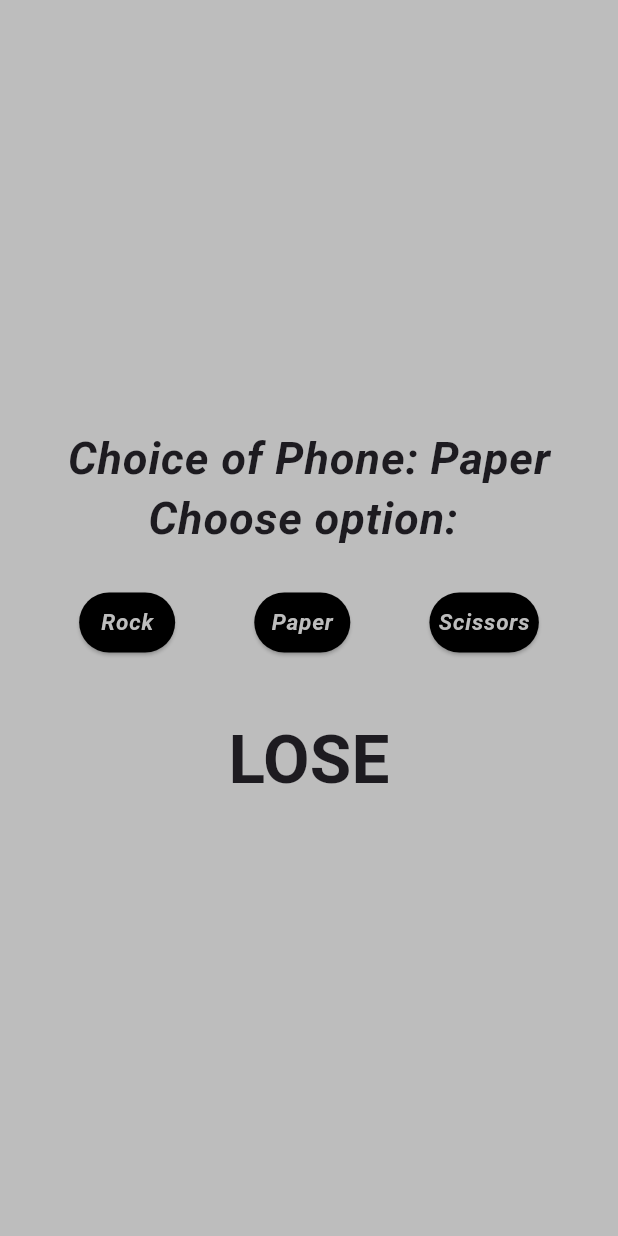
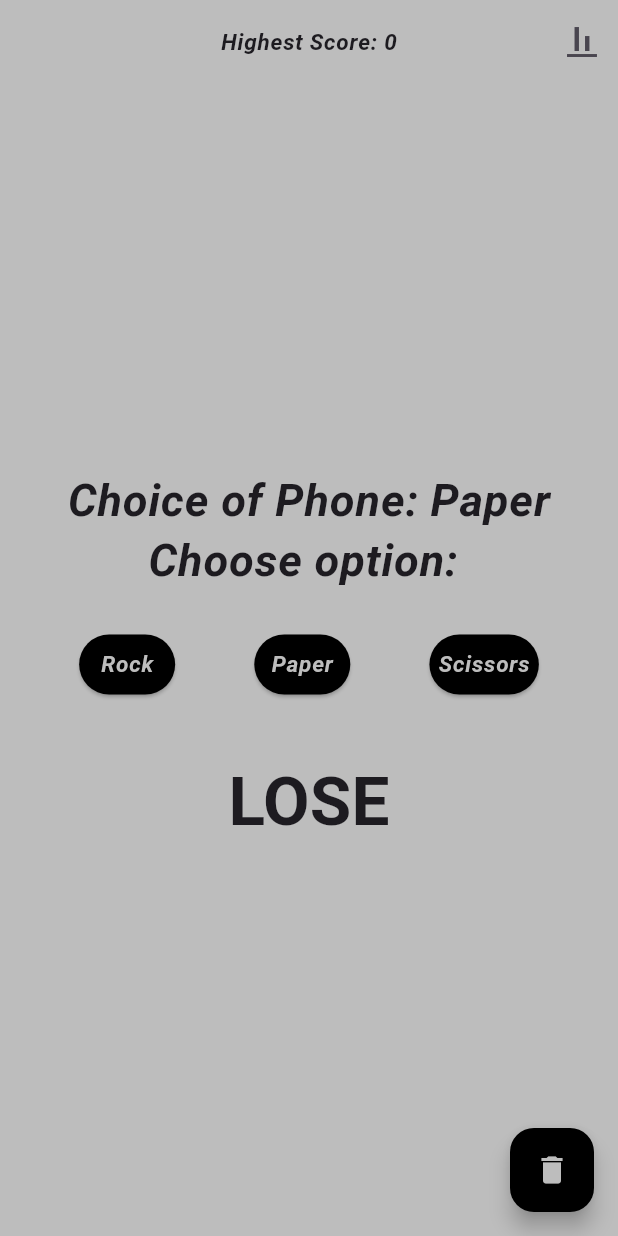
Before and after one commit to emincelebi/Rock_Paper_Scissors, a Flutter app: the screen it shows after launch, after a tap on "Rock", on a phone screen of 412 x 824 dp. Run offline on Flutter 3.47's test engine with Material 3 defaults, Android fonts, the phone set to English and light mode, and no system bars; our stand-ins replace shared_preferences.

Commit message:
score system added

```diff
--- a/lib/theme/theme.dart
+++ b/lib/theme/theme.dart
@@ -2,6 +2,10 @@ import 'package:flutter/material.dart';
 
 class ThemeDark {
   var theme = ThemeData(
+    appBarTheme: const AppBarTheme(
+      centerTitle: true,
+      color: Colors.transparent,
+    ),
     textTheme: const TextTheme(
       labelLarge: TextStyle(
         fontSize: 45,
@@ -16,6 +20,11 @@ class ThemeDark {
         fontSize: 15,
         fontWeight: FontWeight.bold,
         fontStyle: FontStyle.italic,
-        )),
+      ),
+    ),
+    floatingActionButtonTheme: FloatingActionButtonThemeData(
+      backgroundColor: Colors.black,
+      foregroundColor: Colors.grey[400],
+    ),
   );
 }
--- a/lib/views/home_page.dart
+++ b/lib/views/home_page.dart
@@ -1,7 +1,9 @@
 import 'package:flutter/material.dart';
 import 'package:rock_paper_scissors/components/enums.dart';
 import 'package:rock_paper_scissors/service/rpa_service.dart';
+import 'package:rock_paper_scissors/widgets/my_alert_dialog.dart';
 import 'package:rock_paper_scissors/widgets/my_button.dart';
+import 'package:shared_preferences/shared_preferences.dart';
 
 class HomePage extends StatefulWidget {
   const HomePage({super.key});
@@ -15,20 +17,83 @@ class _HomePageState extends State<HomePage> {
   Rpa? choice;
   bool isStart = false;
   int? isKnow;
+  int? highest;
+  int counter = 0;
+  late final SharedPreferences prefs;
 
-  void handleButton(Rpa selectedOption) {
-    setState(() {
-      choice = selectedOption;
-      choicePhone = RpaService().phoneChoice();
-      isKnow = RpaService().compareToChoose(choicePhone, selectedOption);
-      isStart = true;
-    });
+  @override
+  void initState() {
+    initilaze();
+    super.initState();
+  }
+
+  initilaze() async {
+    prefs = await SharedPreferences.getInstance();
+    highest = prefs.getInt('highest') ?? 0;
+    setState(() {});
+  }
+
+  Future<void> scores(int? isTrue) async {
+    int number = 0;
+    switch (isTrue) {
+      case 0:
+        number = prefs.getInt('draw') ?? 0;
+        number++;
+        await prefs.setInt('draw', number);
+        break;
+      case 1:
+        number = prefs.getInt('lose') ?? 0;
+        number++;
+        counter = 0;
+        await prefs.setInt('lose', number);
+        break;
+      case 2:
+        number = prefs.getInt('win') ?? 0;
+        number++;
+        counter++;
+        if (counter > (prefs.getInt('highest') ?? 0)) {
+          await prefs.setInt('highest', counter);
+          highest = prefs.getInt('highest');
+        }
+        await prefs.setInt('win', number);
+        break;
+    }
+    setState(() {});
+  }
+
+  void handleButton(Rpa selectedOption) async {
+    choice = selectedOption;
+    choicePhone = RpaService().phoneChoice();
+    isKnow = RpaService().compareToChoose(choicePhone, selectedOption);
+    isStart = true;
+    await scores(isKnow);
+    setState(() {});
   }
 
   @override
   Widget build(BuildContext context) {
     return Scaffold(
       backgroundColor: Colors.grey[400],
+      appBar: AppBar(
+        title: Text('Highest Score: ${highest ?? 0}',
+            style: Theme.of(context).textTheme.labelSmall),
+        actions: [
+          IconButton(
+              onPressed: () {
+                showDialog(
+                  context: context,
+                  builder: (context) {
+                    return MyAlertDialog(
+                      win: prefs.getInt('win') ?? 0,
+                      lose: prefs.getInt('lose') ?? 0,
+                      draw: prefs.getInt('draw') ?? 0,
+                    );
+                  },
+                );
+              },
+              icon: const Icon(Icons.align_vertical_bottom_outlined))
+        ],
+      ),
       body: SafeArea(
         child: Center(
           child: Column(
@@ -49,11 +114,23 @@ class _HomePageState extends State<HomePage> {
                 mainAxisAlignment: MainAxisAlignment.spaceEvenly,
                 children: [
                   MyButton(
-                      onPressed: () => handleButton(Rpa.rock), text: 'Rock'),
+                      onPressed: () {
+                        handleButton(Rpa.rock);
+                        setState(() {});
+                      },
+                      text: 'Rock'),
                   MyButton(
-                      onPressed: () => handleButton(Rpa.paper), text: 'Paper'),
+                      onPressed: () {
+                        handleButton(Rpa.paper);
+
+                        setState(() {});
+                      },
+                      text: 'Paper'),
                   MyButton(
-                    onPressed: () => handleButton(Rpa.scissors),
+                    onPressed: () {
+                      handleButton(Rpa.scissors);
+                      setState(() {});
+                    },
                     text: 'Scissors',
                   ),
                 ],
@@ -69,6 +146,20 @@ class _HomePageState extends State<HomePage> {
           ),
         ),
       ),
+      floatingActionButton: FloatingActionButton(
+        onPressed: () async {
+          isStart = false;
+          choicePhone = null;
+          await prefs.setInt('draw', 0);
+          await prefs.setInt('lose', 0);
+          await prefs.setInt('win', 0);
+          await prefs.setInt('highest', 0);
+          highest = 0;
+          counter = 0;
+          setState(() {});
+        },
+        child: const Icon(Icons.delete),
+      ),
     );
   }
 }
```
Also changed, not shown: lib/widgets/my_alert_dialog.dart (added, +37 -0 lines). Lines whose indentation alone changed are shown as unchanged.
